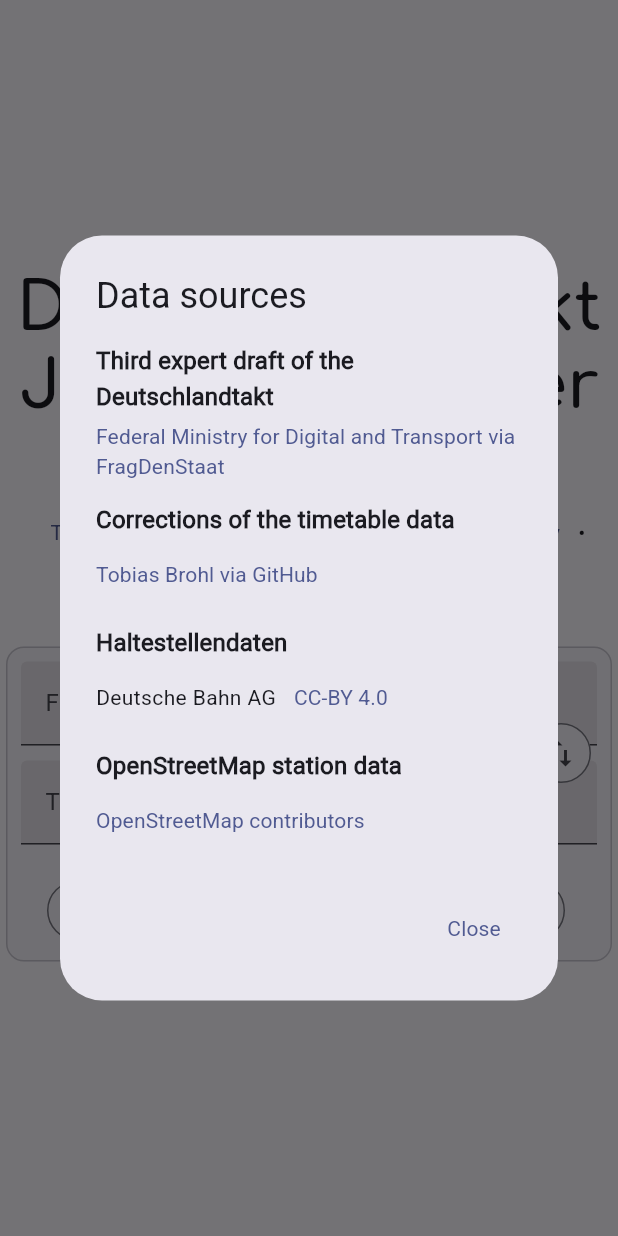
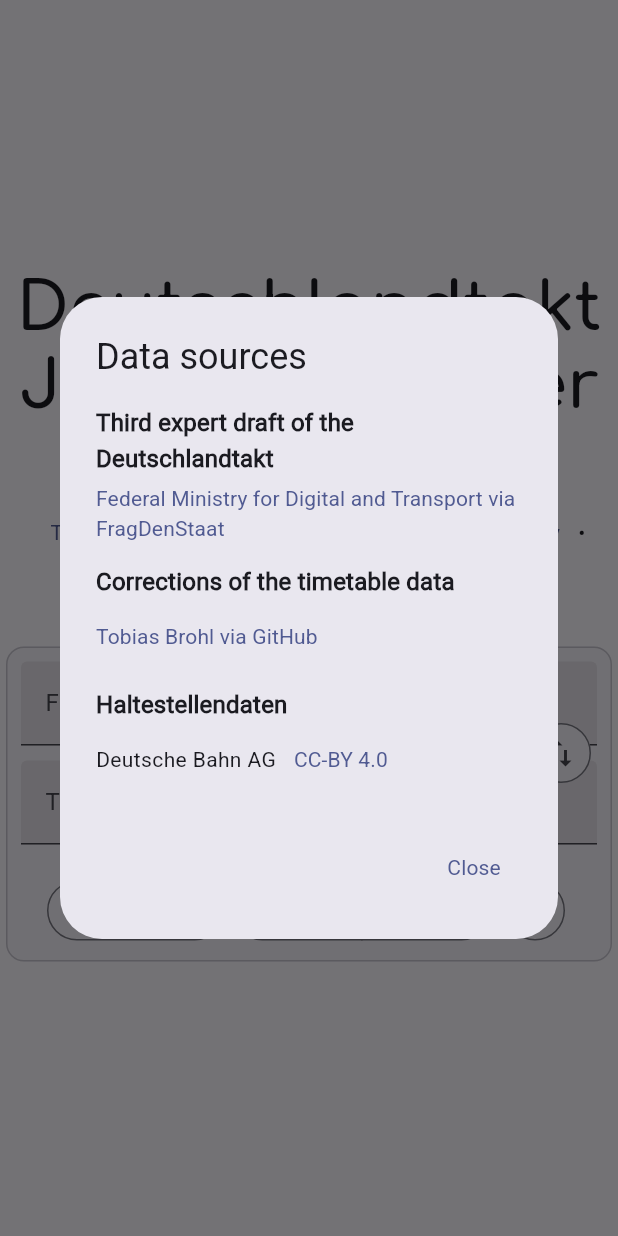
Before and after one commit to schaerfo/dtakt-fahrplan, a Flutter app: the screen it shows after launch, after a tap on "Data sources", on a phone screen of 412 x 824 dp. Run offline on Flutter 3.47's test engine with Material 3 defaults, Android fonts, the light colour scheme and no system bars; generated files the repository leaves out were written again.

Commit message:
📄 Update license notice

```diff
--- a/frontend/lib/l10n/app_de.arb
+++ b/frontend/lib/l10n/app_de.arb
@@ -26,8 +26,6 @@
   "noJourneysFound": "Keine Verbindungen gefunden",
   "nonStop": "Ohne Zwischenhalt",
   "officialWebsite": "Offizielle Website",
-  "osmContributors": "OpenStreetMap Beitragende",
-  "osmStationData": "OpenStreetMap Stationsdaten",
   "privacy": "Informationen zum Datenschutz",
   "privacyContent": "Es werden keine personenbezogenen Daten gespeichert. Es werden keine personenbezogenen Daten an Dritte weitergegeben.",
   "regional": "Regionalverkehr",
--- a/frontend/lib/l10n/app_en.arb
+++ b/frontend/lib/l10n/app_en.arb
@@ -33,8 +33,6 @@
   "noJourneysFound": "No journeys found",
   "nonStop": "non-stop",
   "officialWebsite": "Official website (only in German)",
-  "osmContributors": "OpenStreetMap contributors",
-  "osmStationData": "OpenStreetMap station data",
   "privacy": "Privacy information",
   "privacyContent": "No personal information is being stored or transmitted to third parties.",
   "regional": "Regional",
--- a/frontend/lib/widgets/info_buttons.dart
+++ b/frontend/lib/widgets/info_buttons.dart
@@ -281,20 +281,6 @@
               )
             ],
           ),
-          SizedBox(height: 10),
-          Text(
-            AppLocalizations.of(context)!.osmStationData,
-            style: Theme.of(context).textTheme.titleMedium,
-          ),
-          TextButton(
-            onPressed: () {
-              launchUrl(Uri.parse("https://www.openstreetmap.org/copyright"));
-            },
-            style: TextButton.styleFrom(
-              padding: EdgeInsets.zero,
-            ),
-            child: Text(AppLocalizations.of(context)!.osmContributors),
-          )
         ],
       ),
     );
```
Also changed, not shown: 2 other files.
